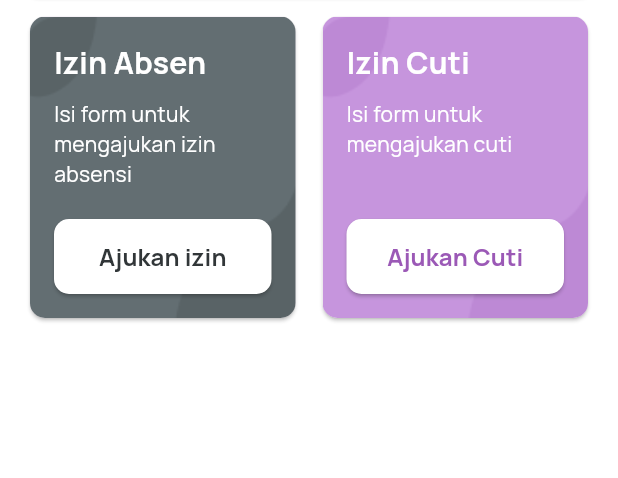
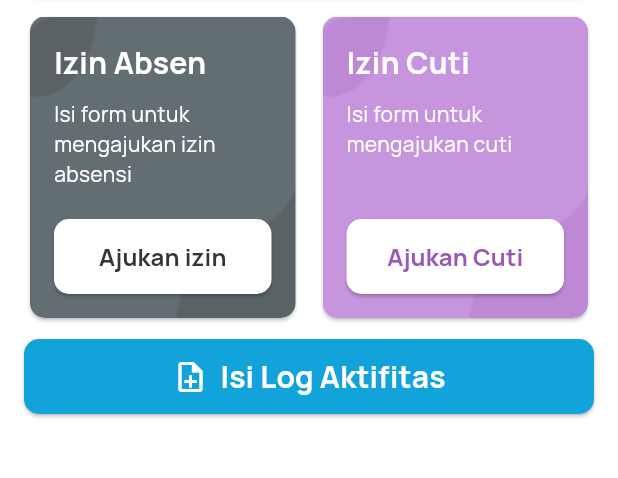
Before and after one commit to rachmatfirdaus/aplikasi-presensi, a Flutter app: the DashboardScreen screen opened directly, on a phone screen of 412 x 824 dp, the part 396-874 px from its top. Run offline on Flutter 3.47's test engine with Material 3 defaults, Android fonts, the phone set to English and light mode, and no system bars; our stand-ins replace flutter_svg, google_fonts, image_picker, shared_preferences, table_calendar; accounts and stored records are empty; network calls fail.

Commit message:
update dashboard

```diff
--- a/lib/screen/dashboard_screen.dart
+++ b/lib/screen/dashboard_screen.dart
@@ -3,6 +3,7 @@ import 'package:google_fonts/google_fonts.dart';
 import 'package:flutter_svg/flutter_svg.dart';
 import 'package:presensi_app/model/presensi.dart';
 import 'package:presensi_app/screen/attandance_recap_screen.dart';
+import 'package:presensi_app/screen/log_activity_screen/logs_home_screen.dart';
 import 'package:presensi_app/utils/mix.dart';
 import 'package:shared_preferences/shared_preferences.dart';
 import 'package:http/http.dart' as http;
@@ -412,6 +413,7 @@ class _DashboardScreenState extends State<DashboardScreen> {
                 ),
               ),
               const SizedBox(height: 10,),
+
               Row(
                 children: [
                   Expanded(
@@ -535,6 +537,42 @@ class _DashboardScreenState extends State<DashboardScreen> {
                   ),
                 ],
               ),
+              const SizedBox(height:10,),
+              ElevatedButton(
+                    onPressed: (){
+                      Navigator.of(context).push(
+                        MaterialPageRoute(
+                          builder: (context) =>  LogsActivityScreen(nik:nik,token:token),
+                        ),
+                      );
+                    },
+                    style: ElevatedButton.styleFrom(
+                      minimumSize: const Size(double.infinity, 50), // width and height
+                      backgroundColor: const Color(0xFF12A3DA),
+                      foregroundColor: Colors.white,
+                      shape: RoundedRectangleBorder(
+                        borderRadius: BorderRadius.circular(10),
+                      )
+                    ),
+                    child: Row(
+                      mainAxisSize: MainAxisSize.min, // Use min to prevent the Row from expanding
+                      children: [
+                        const Icon(
+                          Icons.note_add_outlined, // This is the icon you want before the text
+                          color: Colors.white, // Icon color
+                          size: 24.0, // Icon size
+                        ),
+                        const SizedBox(width: 8), // Spacing between icon and text
+                        Text(
+                          'Isi Log Aktifitas',
+                          style: GoogleFonts.manrope(
+                            fontSize: 20,
+                            fontWeight: FontWeight.bold
+                          ),
+                        ),
+                      ],
+                    ),
+                  ),
             ],
           ),
         )
```
